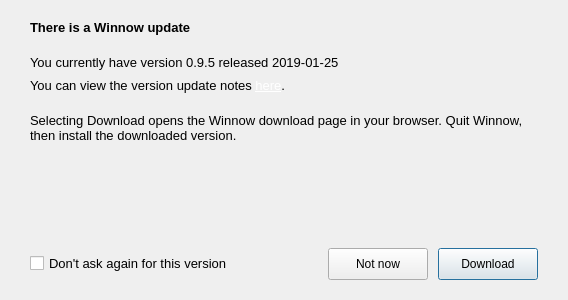
Above: Dialogs/updateAppDlg.ui from towhee/Winnow64 before the change. Below: the same form after it.
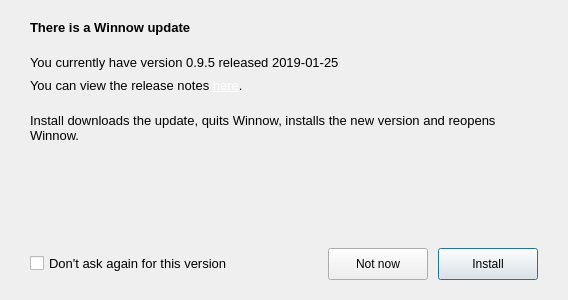
That is the form after the change.

Commit message: Auto-update from GitHub Releases; GitHub README

Diff of the .ui file:
```diff
--- a/Dialogs/updateAppDlg.ui
+++ b/Dialogs/updateAppDlg.ui
@@ -90,7 +90,7 @@
       </font>
      </property>
      <property name="text">
-      <string>&lt;html&gt;&lt;head/&gt;&lt;body&gt;&lt;p&gt;You can view the version update notes &lt;a href=&quot;https://winnow.ca/winnow/versions.html&quot;&gt;&lt;span style=&quot; text-decoration: underline; color:#ffffff;&quot;&gt;here&lt;/span&gt;&lt;/a&gt;.&lt;/p&gt;&lt;/body&gt;&lt;/html&gt;</string>
+      <string>&lt;html&gt;&lt;head/&gt;&lt;body&gt;&lt;p&gt;You can view the release notes &lt;a href=&quot;https://winnow.ca/winnow/versions.html&quot;&gt;&lt;span style=&quot; text-decoration: underline; color:#ffffff;&quot;&gt;here&lt;/span&gt;&lt;/a&gt;.&lt;/p&gt;&lt;/body&gt;&lt;/html&gt;</string>
      </property>
     </widget>
    </item>
@@ -118,7 +118,7 @@
       </font>
      </property>
      <property name="text">
-      <string>Selecting Download opens the Winnow download page in your browser. Quit Winnow, then install the downloaded version.</string>
+      <string>Install downloads the update, quits Winnow, installs the new version and reopens Winnow.</string>
      </property>
      <property name="alignment">
       <set>Qt::AlignLeading|Qt::AlignLeft|Qt::AlignTop</set>
@@ -196,7 +196,7 @@
         </size>
        </property>
        <property name="text">
-        <string>Download</string>
+        <string>Install</string>
        </property>
        <property name="default">
         <bool>true</bool>
```
The commit also changes 14 other files.
